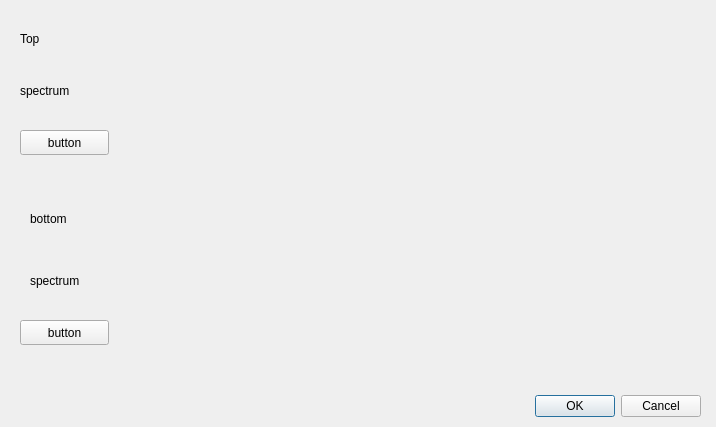
Old version of the form GUI/cloth_pop copy.ui in the repository addinedu-ros-6th/deeplearning-repo-4.
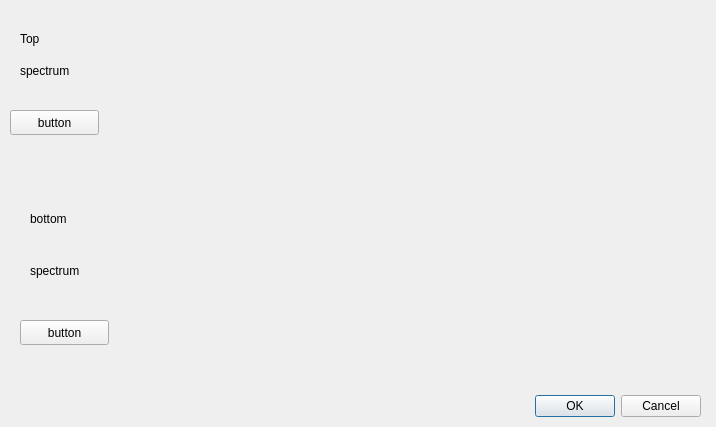
New version of the form.

What changed in the file:
```diff
--- a/GUI/cloth_pop copy.ui
+++ b/GUI/cloth_pop copy.ui
@@ -48,7 +48,7 @@
      <x>20</x>
      <y>60</y>
      <width>471</width>
-     <height>61</height>
+     <height>21</height>
     </rect>
    </property>
    <property name="text">
@@ -68,24 +68,11 @@
     <string>bottom</string>
    </property>
   </widget>
-  <widget class="QLabel" name="spectrum_image2">
-   <property name="geometry">
-    <rect>
-     <x>30</x>
-     <y>250</y>
-     <width>471</width>
-     <height>61</height>
-    </rect>
-   </property>
-   <property name="text">
-    <string>spectrum</string>
-   </property>
-  </widget>
   <widget class="QPushButton" name="color_select1">
    <property name="geometry">
     <rect>
-     <x>20</x>
-     <y>130</y>
+     <x>10</x>
+     <y>110</y>
      <width>89</width>
      <height>25</height>
     </rect>
@@ -107,6 +94,19 @@
     <string>button</string>
    </property>
   </widget>
+  <widget class="QLabel" name="spectrum_image2">
+   <property name="geometry">
+    <rect>
+     <x>30</x>
+     <y>260</y>
+     <width>471</width>
+     <height>21</height>
+    </rect>
+   </property>
+   <property name="text">
+    <string>spectrum</string>
+   </property>
+  </widget>
  </widget>
  <resources/>
  <connections>
```
